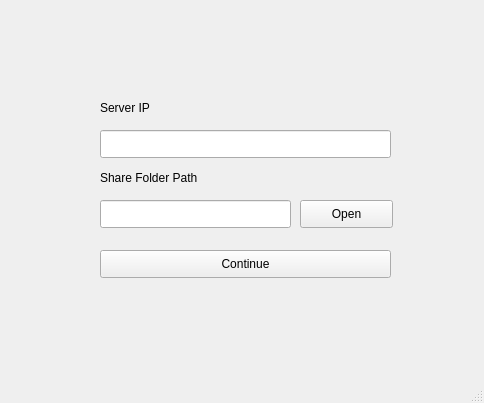
First picture: the form in src/client/ui/xml/basicdetails.ui, repository joeyyy09/truflow, before the edit.
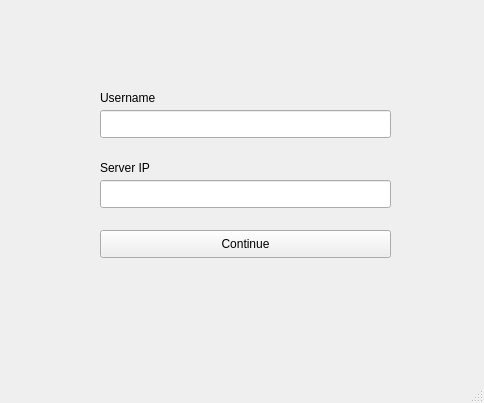
Second picture: the form after the edit.

```diff
--- a/src/client/ui/xml/basicdetails.ui
+++ b/src/client/ui/xml/basicdetails.ui
@@ -14,24 +14,11 @@
    <string>Basic Details</string>
   </property>
   <widget class="QWidget" name="centralwidget">
-   <widget class="QPushButton" name="pushButton">
-    <property name="geometry">
-     <rect>
-      <x>300</x>
-      <y>200</y>
-      <width>93</width>
-      <height>28</height>
-     </rect>
-    </property>
-    <property name="text">
-     <string>Open</string>
-    </property>
-   </widget>
    <widget class="QPushButton" name="pushButton_2">
     <property name="geometry">
      <rect>
       <x>100</x>
-      <y>250</y>
+      <y>230</y>
       <width>291</width>
       <height>28</height>
      </rect>
@@ -44,7 +31,7 @@
     <property name="geometry">
      <rect>
       <x>100</x>
-      <y>100</y>
+      <y>160</y>
       <width>55</width>
       <height>16</height>
      </rect>
@@ -53,24 +40,11 @@
      <string>Server IP</string>
     </property>
    </widget>
-   <widget class="QLabel" name="label_2">
-    <property name="geometry">
-     <rect>
-      <x>100</x>
-      <y>170</y>
-      <width>121</width>
-      <height>16</height>
-     </rect>
-    </property>
-    <property name="text">
-     <string>Share Folder Path</string>
-    </property>
-   </widget>
    <widget class="QLineEdit" name="lineEdit">
     <property name="geometry">
      <rect>
       <x>100</x>
-      <y>130</y>
+      <y>180</y>
       <width>291</width>
       <height>28</height>
      </rect>
@@ -80,12 +54,25 @@
     <property name="geometry">
      <rect>
       <x>100</x>
-      <y>200</y>
-      <width>191</width>
+      <y>110</y>
+      <width>291</width>
       <height>28</height>
      </rect>
     </property>
    </widget>
+   <widget class="QLabel" name="label_3">
+    <property name="geometry">
+     <rect>
+      <x>100</x>
+      <y>90</y>
+      <width>91</width>
+      <height>16</height>
+     </rect>
+    </property>
+    <property name="text">
+     <string>Username</string>
+    </property>
+   </widget>
   </widget>
   <widget class="QStatusBar" name="statusbar"/>
  </widget>
```
Left out of the diff: 2 changed lines with no effect on the pictures.
